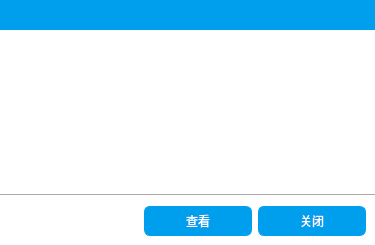
Before: the Qt Designer form InfoBoard.ui in RunnanZhang/MagicAssistant, drawn with Qt 5.
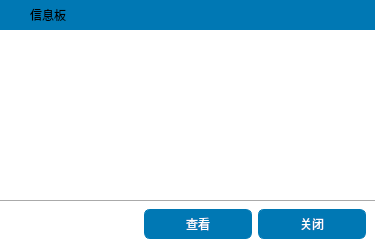
After: the same form once the commit is applied. Icons and pictures are not drawn.

Commit message: 适配新的信息板

Patch:
```diff
--- a/InfoBoard.ui
+++ b/InfoBoard.ui
@@ -14,12 +14,16 @@
    <string>Form</string>
   </property>
   <property name="styleSheet">
-   <string notr="true">QWidget {
+   <string notr="true">QWidget{
 background: white;
 }
 
 QWidget#titleBar {
-background: #009fee;
+background: #0078b4;
+}
+
+QLabel#label {
+background: #0078b4;
 }
 
 QTextEdit {
@@ -27,19 +31,22 @@
 }
 
 QToolButton {
+border:none;
+background: #0078b4;
+}
+QToolButton#closeBtn:hover {
 border: none;
 background-color: #009fee;
 }
-
-QToolButton:hover {
+QToolButton#titleBtn:pressed {
 border: none;
 background-color: lightBlue;
 }
 
 QPushButton {
-border: 1px solid #009fee;
+border: 1px solid #0078b4;
 border-radius: 6px;
-background-color: #009fee;
+background-color: #0078b4;
 color: white;
 min-width: 
 }
@@ -111,6 +118,49 @@
       <property name="bottomMargin">
        <number>0</number>
       </property>
+      <item>
+       <widget class="QToolButton" name="titleBtn">
+        <property name="enabled">
+         <bool>false</bool>
+        </property>
+        <property name="minimumSize">
+         <size>
+          <width>30</width>
+          <height>30</height>
+         </size>
+        </property>
+        <property name="maximumSize">
+         <size>
+          <width>30</width>
+          <height>30</height>
+         </size>
+        </property>
+        <property name="text">
+         <string/>
+        </property>
+        <property name="icon">
+         <iconset resource="resource.qrc">
+          <normaloff>:/images/james.png</normaloff>
+          <disabledoff>:/images/james.png</disabledoff>:/images/james.png</iconset>
+        </property>
+        <property name="iconSize">
+         <size>
+          <width>24</width>
+          <height>24</height>
+         </size>
+        </property>
+       </widget>
+      </item>
+      <item>
+       <widget class="QLabel" name="label">
+        <property name="enabled">
+         <bool>true</bool>
+        </property>
+        <property name="text">
+         <string>信息板</string>
+        </property>
+       </widget>
+      </item>
       <item>
        <spacer name="horizontalSpacer_2">
         <property name="orientation">
@@ -158,6 +208,12 @@
    </item>
    <item>
     <widget class="QTextEdit" name="textEdit">
+     <property name="font">
+      <font>
+       <family>微软雅黑</family>
+       <pointsize>12</pointsize>
+      </font>
+     </property>
      <property name="verticalScrollBarPolicy">
       <enum>Qt::ScrollBarAlwaysOff</enum>
      </property>
@@ -168,8 +224,8 @@
       <string>&lt;!DOCTYPE HTML PUBLIC &quot;-//W3C//DTD HTML 4.0//EN&quot; &quot;http://www.w3.org/TR/REC-html40/strict.dtd&quot;&gt;
 &lt;html&gt;&lt;head&gt;&lt;meta name=&quot;qrichtext&quot; content=&quot;1&quot; /&gt;&lt;style type=&quot;text/css&quot;&gt;
 p, li { white-space: pre-wrap; }
-&lt;/style&gt;&lt;/head&gt;&lt;body style=&quot; font-family:'SimSun'; font-size:9pt; font-weight:400; font-style:normal;&quot;&gt;
-&lt;p align=&quot;center&quot; style=&quot;-qt-paragraph-type:empty; margin-top:0px; margin-bottom:0px; margin-left:0px; margin-right:0px; -qt-block-indent:0; text-indent:0px;&quot;&gt;&lt;br /&gt;&lt;/p&gt;&lt;/body&gt;&lt;/html&gt;</string>
+&lt;/style&gt;&lt;/head&gt;&lt;body style=&quot; font-family:'微软雅黑'; font-size:12pt; font-weight:400; font-style:normal;&quot;&gt;
+&lt;p align=&quot;center&quot; style=&quot;-qt-paragraph-type:empty; margin-top:0px; margin-bottom:0px; margin-left:0px; margin-right:0px; -qt-block-indent:0; text-indent:0px; font-family:'SimSun'; font-size:9pt;&quot;&gt;&lt;br /&gt;&lt;/p&gt;&lt;/body&gt;&lt;/html&gt;</string>
      </property>
     </widget>
    </item>
@@ -189,13 +245,13 @@
       <number>9</number>
      </property>
      <property name="topMargin">
-      <number>9</number>
+      <number>6</number>
      </property>
      <property name="rightMargin">
       <number>9</number>
      </property>
      <property name="bottomMargin">
-      <number>9</number>
+      <number>6</number>
      </property>
      <item>
       <spacer name="horizontalSpacer">
```
Left out of the diff: 10 changed lines with no effect on the pictures. The commit also changes 3 other files.
